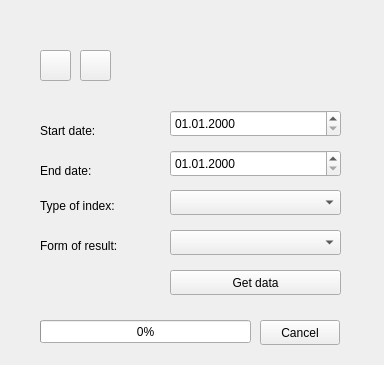
Old version of the form world_from_space_widget_base.ui in the repository OpenGeoLabs/qgis-world-from-space-plugin.
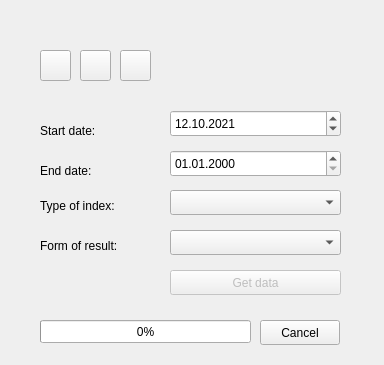
New version of the form. Custom widgets are drawn as their Qt base class.

Commit message: Added link to help.

```diff
--- a/world_from_space_widget_base.ui
+++ b/world_from_space_widget_base.ui
@@ -21,7 +21,7 @@
   </property>
   <widget class="QPushButton" name="pushButtonGetIndex">
    <property name="enabled">
-    <bool>true</bool>
+    <bool>false</bool>
    </property>
    <property name="geometry">
     <rect>
@@ -44,6 +44,19 @@
      <height>27</height>
     </rect>
    </property>
+   <property name="focusPolicy">
+    <enum>Qt::NoFocus</enum>
+   </property>
+   <property name="dateTime">
+    <datetime>
+     <hour>0</hour>
+     <minute>0</minute>
+     <second>0</second>
+     <year>2021</year>
+     <month>10</month>
+     <day>12</day>
+    </datetime>
+   </property>
    <property name="displayFormat">
     <string>dd.MM.yyyy</string>
    </property>
@@ -191,6 +204,22 @@
     <string>Cancel</string>
    </property>
   </widget>
+  <widget class="QPushButton" name="pushButtonHelp">
+   <property name="geometry">
+    <rect>
+     <x>120</x>
+     <y>50</y>
+     <width>31</width>
+     <height>31</height>
+    </rect>
+   </property>
+   <property name="toolTip">
+    <string>Save Layers</string>
+   </property>
+   <property name="text">
+    <string/>
+   </property>
+  </widget>
  </widget>
  <customwidgets>
   <customwidget>
```
Left out of the diff: 3 changed lines with no effect on the pictures. The commit also changes 2 other files.
